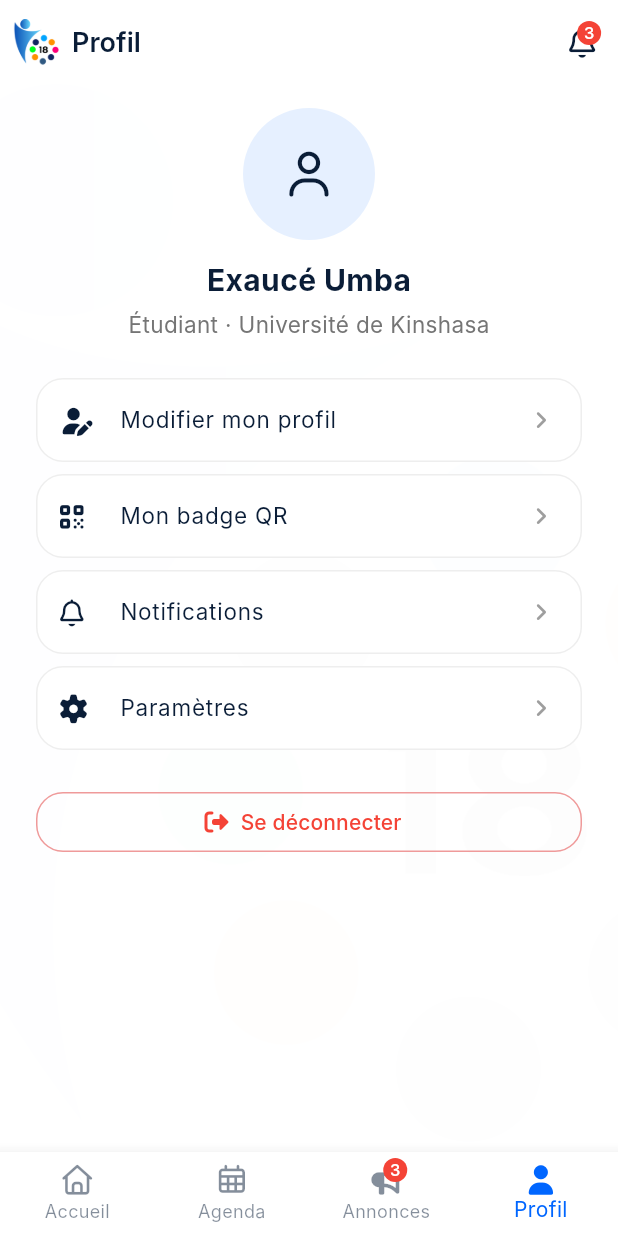
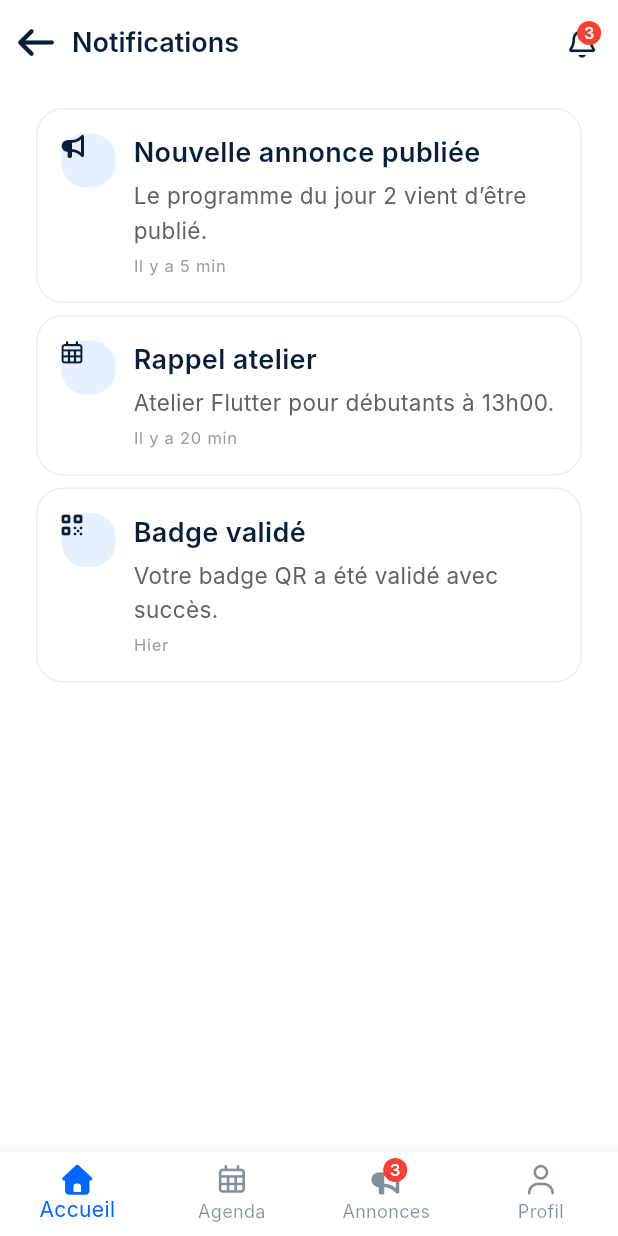
Before and after one commit to exau-umba/ji_mobile, a Flutter app: the ProfileScreen screen opened by its route, after a tap on "Notifications", on a phone screen of 412 x 824 dp. Run offline on Flutter 3.47's test engine with Material 3 defaults, Android fonts, the phone set to English and light mode, and no system bars; our stand-ins replace bloc, equatable, flutter_bloc, font_awesome_flutter, go_router, lottie; Roboto replaces fonts that are missing (Inter).

Commit message:
feat: add NotificationsScreen and update routing in app_router and profile screen

```diff
--- a/lib/src/core/router/app_router.dart
+++ b/lib/src/core/router/app_router.dart
@@ -9,6 +9,7 @@
 import '../../features/annonces/presentation/screens/annonces_list_screen.dart';
 import '../../features/annonces/presentation/screens/annonce_detail_screen.dart';
 import '../../features/annonces/presentation/screens/annonce_comments_screen.dart';
+import '../../features/notifications/presentation/screens/notifications_screen.dart';
 import '../../features/profile/presentation/screens/profile_screen.dart';
 import '../../features/profile/presentation/screens/qr_badge_screen.dart';
 import '../widgets/main_shell.dart';
@@ -83,6 +84,11 @@
           name: 'profile-qr-badge',
           builder: (context, state) => const QrBadgeScreen(),
         ),
+        GoRoute(
+          path: '/notifications',
+          name: 'notifications',
+          builder: (context, state) => const NotificationsScreen(),
+        ),
       ],
     ),
   ],
--- a/lib/src/core/widgets/main_shell.dart
+++ b/lib/src/core/widgets/main_shell.dart
@@ -39,6 +39,7 @@
       }
       return 'Commentaires';
     }
+    if (uri.path.startsWith('/notifications')) return 'Notifications';
     if (uri.path.startsWith('/profile/qr-badge')) return 'Mon badge QR';
     if (uri.path.startsWith('/annonces')) return 'Annonces';
     if (uri.path.startsWith('/profile')) return 'Profil';
--- /dev/null
+++ b/lib/src/features/notifications/presentation/screens/notifications_screen.dart
@@ -0,0 +1,104 @@
+import 'package:flutter/material.dart';
+import 'package:font_awesome_flutter/font_awesome_flutter.dart';
+
+import '../../../../core/theme/app_design.dart';
+import '../../../../core/theme/app_theme.dart';
+
+class NotificationsScreen extends StatelessWidget {
+  const NotificationsScreen({super.key});
+
+  @override
+  Widget build(BuildContext context) {
+    final notifications = <_NotificationItem>[
+      _NotificationItem(
+        title: 'Nouvelle annonce publiée',
+        body: 'Le programme du jour 2 vient d’être publié.',
+        time: 'Il y a 5 min',
+        icon: FontAwesomeIcons.bullhorn,
+      ),
+      _NotificationItem(
+        title: 'Rappel atelier',
+        body: 'Atelier Flutter pour débutants à 13h00.',
+        time: 'Il y a 20 min',
+        icon: FontAwesomeIcons.calendarDays,
+      ),
+      _NotificationItem(
+        title: 'Badge validé',
+        body: 'Votre badge QR a été validé avec succès.',
+        time: 'Hier',
+        icon: FontAwesomeIcons.qrcode,
+      ),
+    ];
+
+    return ListView.separated(
+      padding: AppInsets.screen.copyWith(top: kSpaceL, bottom: kSpaceXL),
+      itemCount: notifications.length,
+      separatorBuilder: (_, __) => const SizedBox(height: kSpaceS),
+      itemBuilder: (context, index) {
+        final item = notifications[index];
+        return Container(
+          padding: AppInsets.allM,
+          decoration: BoxDecoration(
+            color: Colors.white,
+            borderRadius: BorderRadius.circular(kRadiusL),
+            border: Border.all(color: Colors.grey.shade200),
+          ),
+          child: Row(
+            crossAxisAlignment: CrossAxisAlignment.start,
+            children: [
+              Container(
+                height: 36,
+                width: 36,
+                decoration: BoxDecoration(
+                  color: jiSecondaryLight,
+                  borderRadius: BorderRadius.circular(kRadiusM),
+                ),
+                child: FaIcon(item.icon, size: 16, color: jiPrimary),
+              ),
+              const SizedBox(width: kSpaceM),
+              Expanded(
+                child: Column(
+                  crossAxisAlignment: CrossAxisAlignment.start,
+                  children: [
+                    Text(
+                      item.title,
+                      style: AppTextStyles.titleMedium.copyWith(color: jiPrimary),
+                    ),
+                    const SizedBox(height: kSpaceXS),
+                    Text(
+                      item.body,
+                      style: AppTextStyles.bodyMedium.copyWith(
+                        color: Colors.grey.shade700,
+                      ),
+                    ),
+                    const SizedBox(height: kSpaceXS),
+                    Text(
+                      item.time,
+                      style: AppTextStyles.caption.copyWith(
+                        color: Colors.grey.shade500,
+                      ),
+                    ),
+                  ],
+                ),
+              ),
+            ],
+          ),
+        );
+      },
+    );
+  }
+}
+
+class _NotificationItem {
+  final String title;
+  final String body;
+  final String time;
+  final IconData icon;
+
+  _NotificationItem({
+    required this.title,
+    required this.body,
+    required this.time,
+    required this.icon,
+  });
+}
--- a/lib/src/features/profile/presentation/screens/profile_screen.dart
+++ b/lib/src/features/profile/presentation/screens/profile_screen.dart
@@ -68,7 +68,7 @@
             _ProfileTile(
               icon: FontAwesomeIcons.bell,
               title: 'Notifications',
-              onTap: () {},
+              onTap: () => context.pushNamed('notifications'),
             ),
             _ProfileTile(
               icon: FontAwesomeIcons.gear,
```
